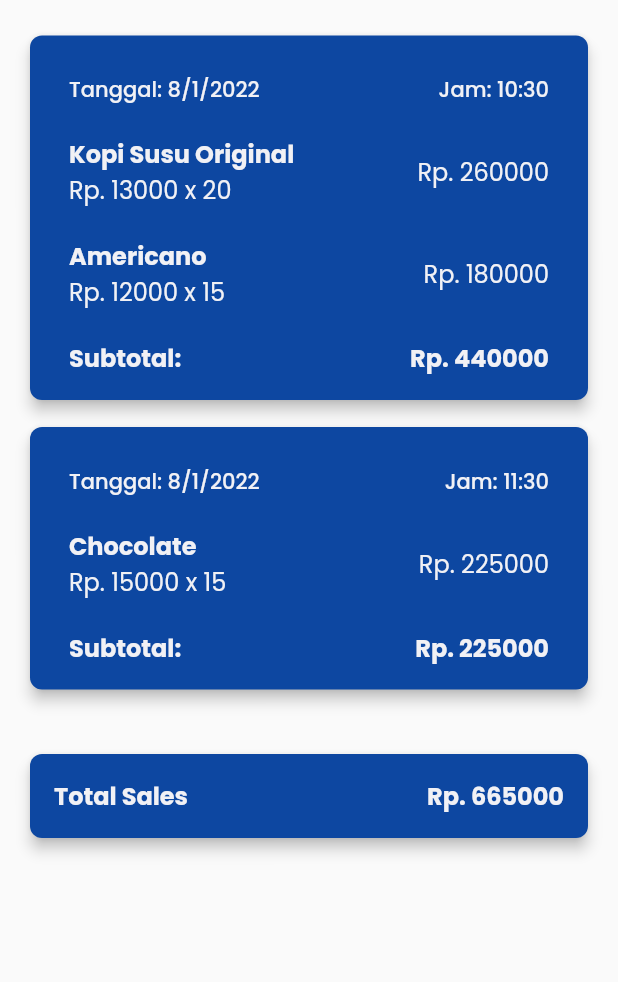
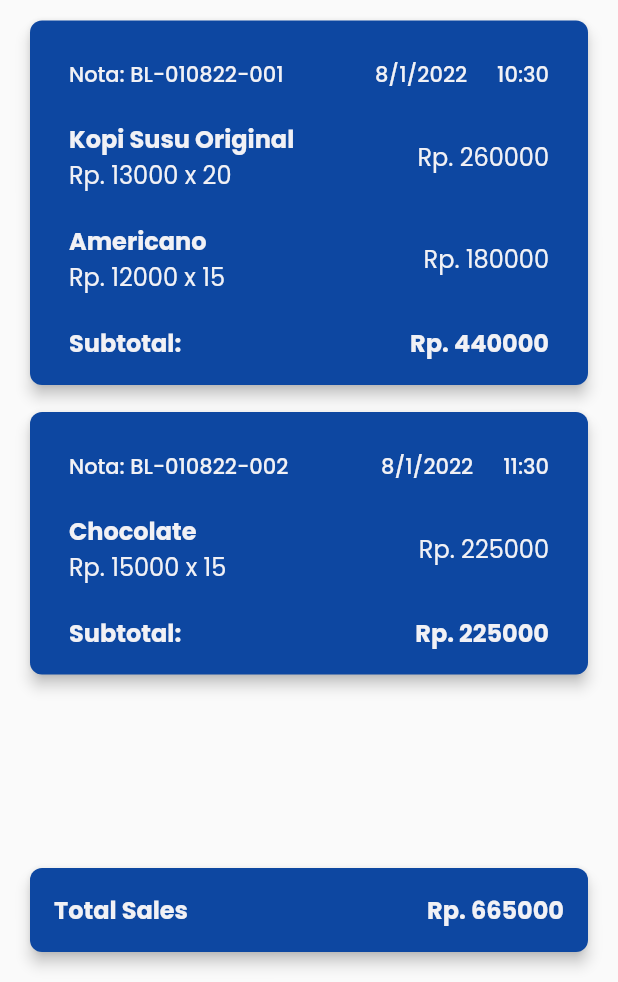
Before and after one commit to callmeeve/Smart-Pos, a Flutter app: the LaporanPenjualanPage screen opened directly, in the side drawer, after a tap on "Laporan Penjualan", on a phone screen of 412 x 824 dp, the part 254-1236 px from its top. Run offline on Flutter 3.47's test engine with Material 2 defaults, Android fonts, the light colour scheme and no system bars; our stand-ins replace animated_splash_screen, charts_flutter, cloud_firestore, date_time_picker, dotted_border, file_picker and 7 more; missing offline and left inert: flat_banners; accounts and stored records are empty; network calls fail.

Commit message:
penambahan no nota

```diff
--- a/lib/pages/penjualanpage.dart
+++ b/lib/pages/penjualanpage.dart
@@ -2,7 +2,7 @@ import 'package:flutter/material.dart';
 import 'package:google_fonts/google_fonts.dart';
 import 'package:intl/intl.dart';
 import 'package:smartpos/components/sidebar.dart';
-import 'package:smartpos/models/Product.dart';
+import 'package:smartpos/models/product.dart';
 import 'package:smartpos/theme.dart';
 
 class LaporanPenjualanPage extends StatefulWidget {
@@ -16,6 +16,7 @@ class _LaporanPenjualanPageState extends State<LaporanPenjualanPage> {
   DateTime? _selectedDate;
   List<Product> filteredProducts = [];
   List<DateTime> _uniqueDates = [];
+  List<String> invoiceNumbers = [];
 
   @override
   void initState() {
@@ -37,9 +38,11 @@ class _LaporanPenjualanPageState extends State<LaporanPenjualanPage> {
         uniqueDates.add(product.datetimeSold);
       }
       _uniqueDates = uniqueDates.toList();
+      invoiceNumbers = generateInvoiceNumbers(filteredProducts);
     } else {
       filteredProducts = [];
       _uniqueDates = [];
+      invoiceNumbers = [];
     }
   }
 
@@ -47,6 +50,7 @@ class _LaporanPenjualanPageState extends State<LaporanPenjualanPage> {
     setState(() {
       _selectedDate = newValue;
       filterProducts();
+      invoiceNumbers = generateInvoiceNumbers(filteredProducts);
     });
   }
 
@@ -56,6 +60,24 @@ class _LaporanPenjualanPageState extends State<LaporanPenjualanPage> {
       totalSales += product.price * product.quantitySold;
     }
     return totalSales;
+  }
+
+  List<String> generateInvoiceNumbers(List<Product> products) {
+    invoiceNumbers = [];
+    for (int i = 0; i < products.length; i++) {
+      Product product = products[i];
+      if (product.datetimeSold.year == _selectedDate!.year &&
+          product.datetimeSold.month == _selectedDate!.month &&
+          product.datetimeSold.day == _selectedDate!.day) {
+        String formattedDateTime =
+            "${product.datetimeSold.day.toString().padLeft(2, '0')}${product.datetimeSold.month.toString().padLeft(2, '0')}${product.datetimeSold.year.toString().substring(2)}";
+        String invoiceNumber =
+            'BL-$formattedDateTime-${(invoiceNumbers.length + 1).toString().padLeft(3, '0')}';
+        invoiceNumbers.add(invoiceNumber);
+      }
+    }
+
+    return invoiceNumbers;
   }
 
   int calculateSubtotal(DateTime datetime) {
@@ -133,19 +155,12 @@ class _LaporanPenjualanPageState extends State<LaporanPenjualanPage> {
               ),
             ),
             const SizedBox(height: 10),
-            Column(
-              children: [
-                if (filteredProducts.isNotEmpty)
-                  Padding(
-                    padding: const EdgeInsets.symmetric(
-                      vertical: 10.0,
-                      horizontal: 0,
-                    ),
-                    child: Column(
-                      crossAxisAlignment: CrossAxisAlignment.start,
-                      children: [
-                        for (var date in _uniqueDates)
-                          Column(
+            Expanded(
+              child: ListView.builder(
+                itemCount: _uniqueDates.length,
+                itemBuilder: (BuildContext context, int index) {
+                  DateTime date = _uniqueDates[index];
+                  return Column(
                     crossAxisAlignment: CrossAxisAlignment.start,
                     children: [
                       Card(
@@ -157,8 +172,7 @@ class _LaporanPenjualanPageState extends State<LaporanPenjualanPage> {
                         child: Padding(
                           padding: const EdgeInsets.all(16.0),
                           child: Column(
-                                    crossAxisAlignment:
-                                        CrossAxisAlignment.start,
+                            crossAxisAlignment: CrossAxisAlignment.start,
                             children: [
                               Row(
                                 mainAxisAlignment:
@@ -166,11 +180,27 @@ class _LaporanPenjualanPageState extends State<LaporanPenjualanPage> {
                                 children: [
                                   Padding(
                                     padding: const EdgeInsets.symmetric(
+                                      vertical: 10.0,
+                                      horizontal: 10.0,
+                                    ),
+                                    child: Text(
+                                      'Nota: ${filteredProducts.isNotEmpty ? invoiceNumbers[index] : 'Tidak ada nomor nota'}',
+                                      style: GoogleFonts.poppins(
+                                        fontSize: 14,
+                                        fontWeight: FontWeight.w500,
+                                        color: textWhiteGrey,
+                                      ),
+                                    ),
+                                  ),
+                                  Row(
+                                    children: [
+                                      Padding(
+                                        padding: const EdgeInsets.symmetric(
                                           horizontal: 10.0,
                                           vertical: 8.0,
                                         ),
                                         child: Text(
-                                              'Tanggal: ${DateFormat.yMd().format(date)}',
+                                          DateFormat.yMd().format(date),
                                           style: GoogleFonts.poppins(
                                             fontSize: 14,
                                             fontWeight: FontWeight.w500,
@@ -184,7 +214,7 @@ class _LaporanPenjualanPageState extends State<LaporanPenjualanPage> {
                                           horizontal: 10.0,
                                         ),
                                         child: Text(
-                                              'Jam: ${DateFormat.Hm().format(date)}',
+                                          DateFormat.Hm().format(date),
                                           style: GoogleFonts.poppins(
                                             fontSize: 14,
                                             fontWeight: FontWeight.w500,
@@ -193,50 +223,42 @@ class _LaporanPenjualanPageState extends State<LaporanPenjualanPage> {
                                         ),
                                       ),
                                     ],
+                                  )
+                                ],
                               ),
                               ListView.builder(
                                 shrinkWrap: true,
-                                        physics:
-                                            const NeverScrollableScrollPhysics(),
+                                physics: const NeverScrollableScrollPhysics(),
                                 itemCount: filteredProducts.length,
-                                        itemBuilder:
-                                            (BuildContext context, int index) {
-                                          Product product =
-                                              filteredProducts[index];
+                                itemBuilder: (BuildContext context, int index) {
+                                  Product product = filteredProducts[index];
                                   if (product.datetimeSold == date) {
                                     return Padding(
-                                              padding:
-                                                  const EdgeInsets.symmetric(
+                                      padding: const EdgeInsets.symmetric(
                                         vertical: 10.0,
                                         horizontal: 10.0,
                                       ),
                                       child: Row(
                                         mainAxisAlignment:
-                                                    MainAxisAlignment
-                                                        .spaceBetween,
+                                            MainAxisAlignment.spaceBetween,
                                         children: [
                                           Column(
                                             crossAxisAlignment:
-                                                        CrossAxisAlignment
-                                                            .start,
+                                                CrossAxisAlignment.start,
                                             children: [
                                               Text(
                                                 product.title,
-                                                        style:
-                                                            GoogleFonts.poppins(
+                                                style: GoogleFonts.poppins(
                                                   fontSize: 16,
-                                                          fontWeight:
-                                                              FontWeight.bold,
+                                                  fontWeight: FontWeight.bold,
                                                   color: textWhiteGrey,
                                                 ),
                                               ),
                                               Text(
                                                 'Rp. ${product.price} x ${product.quantitySold}',
-                                                        style:
-                                                            GoogleFonts.poppins(
+                                                style: GoogleFonts.poppins(
                                                   fontSize: 16,
-                                                          fontWeight:
-                                                              FontWeight.w400,
+                                                  fontWeight: FontWeight.w400,
                                                   color: textWhiteGrey,
                                                 ),
                                               ),
@@ -246,8 +268,7 @@ class _LaporanPenjualanPageState extends State<LaporanPenjualanPage> {
                                             'Rp. ${product.price * product.quantitySold}',
                                             style: GoogleFonts.poppins(
                                               fontSize: 16,
-                                                      fontWeight:
-                                                          FontWeight.w400,
+                                              fontWeight: FontWeight.w400,
                                               color: textWhiteGrey,
                                             ),
                                           ),
@@ -284,18 +305,17 @@ class _LaporanPenjualanPageState extends State<LaporanPenjualanPage> {
                                       ),
                                     ),
                                   ],
-                                          )),
+                                ),
+                              ),
                             ],
                           ),
                         ),
                       ),
                       const SizedBox(height: 10),
                     ],
+                  );
+                },
               ),
-                      ],
-                    ),
-                  ),
-              ],
             ),
             const SizedBox(
               height: 15,
```
Also changed, not shown: lib/main.dart (+0 -8 lines). Lines whose indentation alone changed are shown as unchanged.
